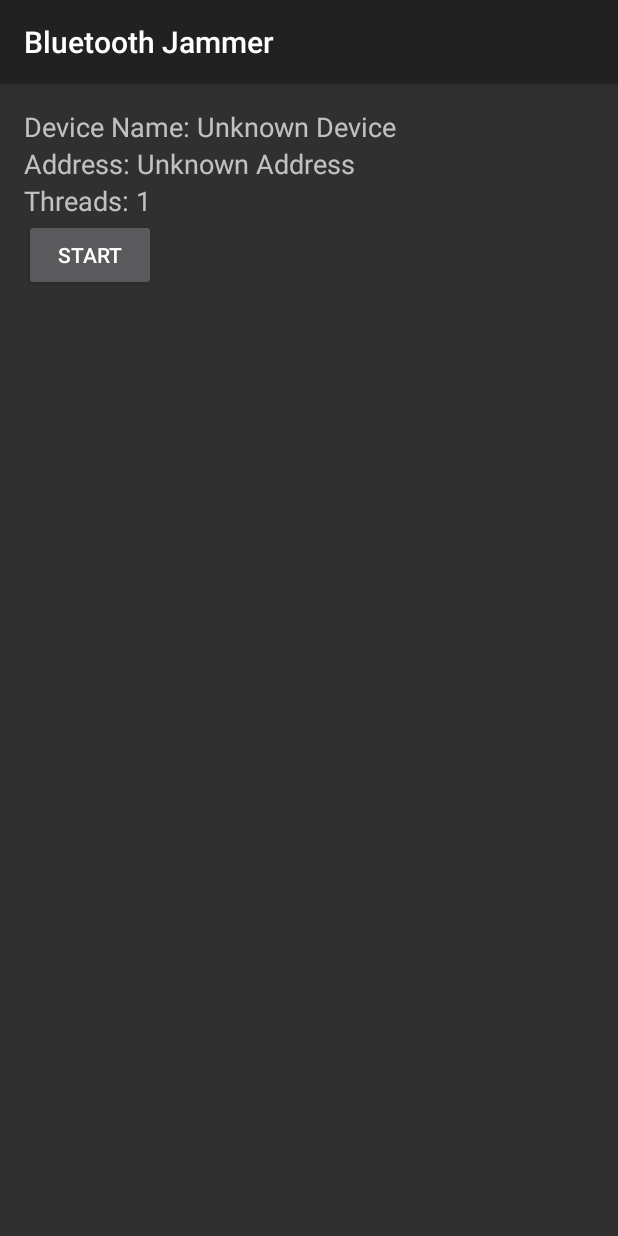
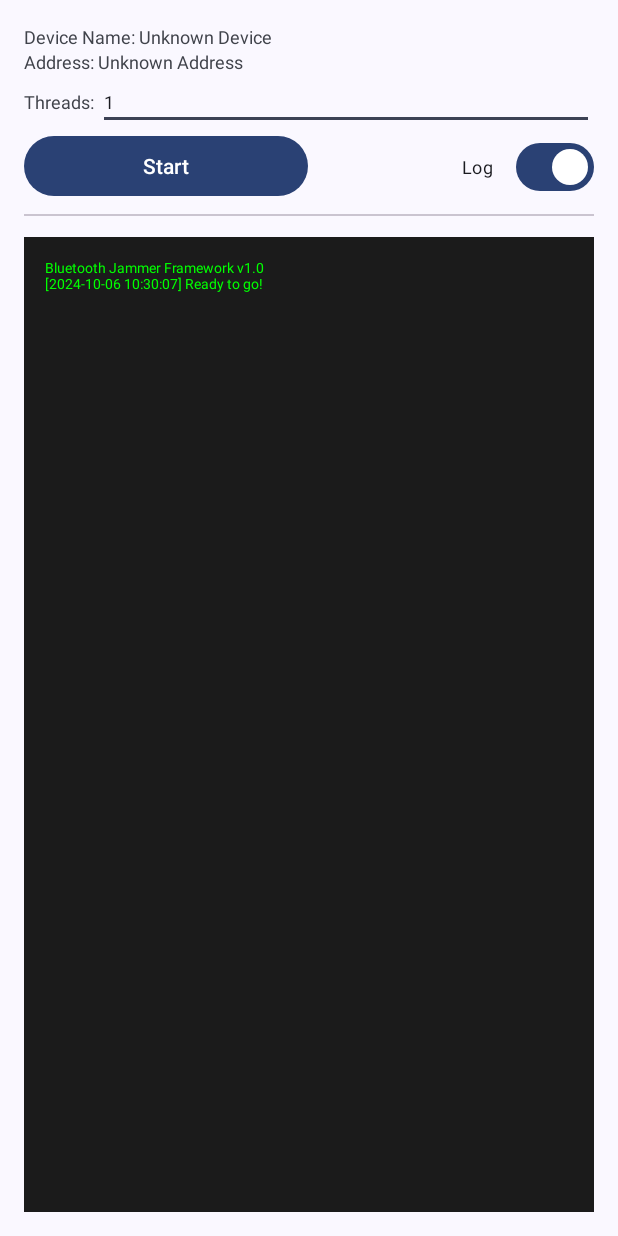
Before and after one commit to eikarna/BluetoothJammer, an Android app built with Jetpack Compose: the AttackActivity screen opened directly, with no data from a screen before it, on a phone screen of 412 x 824 dp. Run offline under Robolectric (Android 15) with nearby library versions, the phone set to English and light mode, and no system bars.

Commit message:
Using Material You, and improve Performance

```diff
--- a/app/build.gradle.kts
+++ b/app/build.gradle.kts
@@ -27,6 +27,7 @@ android {
                 getDefaultProguardFile("proguard-android-optimize.txt"),
                 "proguard-rules.pro"
             )
+            signingConfig = signingConfigs.getByName("debug")
         }
     }
     compileOptions {
@@ -60,6 +61,7 @@ dependencies {
     implementation(libs.androidx.ui.tooling.preview)
     implementation(libs.androidx.material3)
     implementation(libs.androidx.appcompat)
+    implementation(libs.material)
     testImplementation(libs.junit)
     androidTestImplementation(libs.androidx.junit)
     androidTestImplementation(libs.androidx.espresso.core)
--- a/app/src/main/AndroidManifest.xml
+++ b/app/src/main/AndroidManifest.xml
@@ -37,13 +37,13 @@
         android:label="@string/app_name"
         android:roundIcon="@mipmap/ic_launcher_round"
         android:supportsRtl="true"
-        android:theme="@style/Theme.AppCompat"
+        android:theme="@style/Theme.Material3.DynamicColors.DayNight.NoActionBar"
         tools:targetApi="31">
         <activity
             android:name=".MainActivity"
             android:exported="true"
             android:label="@string/app_name"
-            android:theme="@style/Theme.AppCompat">
+            android:theme="@style/Theme.Material3.DynamicColors.DayNight">
             <intent-filter>
                 <action android:name="android.intent.action.MAIN" />
                 <category android:name="android.intent.category.LAUNCHER" />
@@ -52,7 +52,7 @@
         <activity
             android:name=".AttackActivity"
             android:label="@string/app_name"
-            android:theme="@style/Theme.AppCompat">
+            android:theme="@style/Theme.Material3.DynamicColors.DayNight.NoActionBar">
         </activity>
     </application>
 
--- a/app/src/main/java/com/eikarna/bluetoothjammer/AttackActivity.kt
+++ b/app/src/main/java/com/eikarna/bluetoothjammer/AttackActivity.kt
@@ -2,21 +2,32 @@ package com.eikarna.bluetoothjammer
 
 import android.annotation.SuppressLint
 import android.bluetooth.BluetoothAdapter
+import android.graphics.text.LineBreaker
+import android.os.Build
 import android.os.Bundle
 import android.util.Log
-import android.widget.Button
-import android.widget.TextView
+import android.widget.Toast
+import androidx.annotation.RequiresApi
 import androidx.appcompat.app.AppCompatActivity
+import androidx.core.text.isDigitsOnly
+import androidx.core.widget.doAfterTextChanged
 import api.L2capFloodAttack
+import com.google.android.material.button.MaterialButton
+import com.google.android.material.materialswitch.MaterialSwitch
+import com.google.android.material.textview.MaterialTextView
+import com.google.android.material.textfield.TextInputEditText
+import java.text.SimpleDateFormat
+import java.util.Date
 
 class AttackActivity : AppCompatActivity() {
 
     // Initialize UI elements
-    private lateinit var viewDeviceName: TextView
-    private lateinit var viewDeviceAddress: TextView
-    private lateinit var viewThreads: TextView
-    private lateinit var buttonStartStop: Button
-    private lateinit var attackThread: Thread
+    private lateinit var viewDeviceName: MaterialTextView
+    private lateinit var viewDeviceAddress: MaterialTextView
+    private lateinit var viewThreads: TextInputEditText
+    private lateinit var buttonStartStop: MaterialButton
+    private lateinit var logAttack: MaterialTextView
+    private lateinit var switchLog: MaterialSwitch
 
     // Initialize detail info
     private lateinit var deviceName: String
@@ -26,8 +37,11 @@ class AttackActivity : AppCompatActivity() {
     companion object {
         @JvmStatic
         var isAttacking = false
+        var FrameworkVersion = 1.0
+        var loggingStatus = false
     }
 
+    @RequiresApi(Build.VERSION_CODES.O)
     override fun onCreate(savedInstanceState: Bundle?) {
         Log.d("AttackActivity", "onCreate called")
         println("AttackActivity onCreate called")
@@ -42,13 +56,22 @@ class AttackActivity : AppCompatActivity() {
         // Get Element ID
         viewDeviceName = findViewById(R.id.textViewDeviceName)
         viewDeviceAddress = findViewById(R.id.textViewAddress)
-        viewThreads = findViewById(R.id.textViewThreads)
+        viewThreads = findViewById(R.id.editTextThreads)
         buttonStartStop = findViewById(R.id.buttonStartStop)
+        logAttack = findViewById(R.id.logTextView)
+        switchLog = findViewById(R.id.switchLogView)
 
         // Set text views
         viewDeviceName.text = "Device Name: $deviceName"
         viewDeviceAddress.text = "Address: $address"
-        viewThreads.text = "Threads: $threads"
+        viewThreads.setText("$threads")
+        logAttack.justificationMode = LineBreaker.JUSTIFICATION_MODE_INTER_WORD
+        logAttack.append("Bluetooth Jammer Framework v$FrameworkVersion")
+        val formatter = SimpleDateFormat("yyyy-MM-dd HH:mm:ss")
+        val date = Date()
+        val current = formatter.format(date)
+        logAttack.append("\n[$current] Ready to go!")
+
 
         // Set button listener
         buttonStartStop.setOnClickListener {
@@ -58,14 +81,35 @@ class AttackActivity : AppCompatActivity() {
                 startAttack()
             }
         }
+
+        // Threading Input listener
+        viewThreads.doAfterTextChanged { str ->
+            if (str != null) {
+                if (str.toString() != "" && str.isDigitsOnly()) {
+                    threads = str.toString().toInt()
+                }
+            }
+        }
+
+        // Logging Switch listener
+        switchLog.setOnCheckedChangeListener { _, isChecked ->
+            if (isChecked) {
+                loggingStatus = true
+                Toast.makeText(this@AttackActivity, "Logging Enabled! You may degrade performance issue.", Toast.LENGTH_LONG).show()
+            } else {
+                loggingStatus = false
+                Toast.makeText(this@AttackActivity, "Logging Disabled!", Toast.LENGTH_LONG).show()
+            }
+        }
     }
 
+    @RequiresApi(Build.VERSION_CODES.Q)
     @SuppressLint("MissingPermission")
     private fun startAttack() {
         isAttacking = true
         buttonStartStop.text = "Stop"
         BluetoothAdapter.getDefaultAdapter().cancelDiscovery()
-        for (i in 0..threads) L2capFloodAttack(address).startAttack()
+        for (i in 0..threads) L2capFloodAttack(address).startAttack(this, logAttack)
     }
 
     @SuppressLint("MissingPermission")
--- a/app/src/main/java/com/eikarna/bluetoothjammer/api/ScanNearbyDevices.kt
+++ b/app/src/main/java/com/eikarna/bluetoothjammer/api/ScanNearbyDevices.kt
@@ -48,6 +48,7 @@ class ScanNearbyDevices {
 
                     val pairedDevices: Set<BluetoothDevice>? = bluetoothAdapter.bondedDevices
                     pairedDevices?.forEach { device ->
+                        device.fetchUuidsWithSdp()
                         val deviceInfo = BluetoothDeviceInfo(
                             name = device.name ?: "Unknown Device",
                             address = device.address
--- a/app/src/main/res/layout/activity_main.xml
+++ b/app/src/main/res/layout/activity_main.xml
@@ -5,6 +5,7 @@
     <ListView
         android:id="@+id/deviceListView"
         android:layout_width="match_parent"
-        android:layout_height="match_parent" />
+        android:layout_height="match_parent"
+        android:textSize="9sp" />
 
 </RelativeLayout>
--- a/app/src/main/res/layout/attack_layout.xml
+++ b/app/src/main/res/layout/attack_layout.xml
@@ -1,32 +1,96 @@
 <?xml version="1.0" encoding="utf-8"?>
-<LinearLayout
-    xmlns:android="http://schemas.android.com/apk/res/android"
+<LinearLayout xmlns:android="http://schemas.android.com/apk/res/android"
     android:layout_width="match_parent"
     android:layout_height="match_parent"
     android:orientation="vertical"
     android:padding="16dp">
 
-    <TextView
+    <com.google.android.material.textview.MaterialTextView
         android:id="@+id/textViewDeviceName"
         android:layout_width="wrap_content"
         android:layout_height="wrap_content"
-        android:textSize="18sp"/>
+        android:textSize="12sp" />
 
-    <TextView
+    <com.google.android.material.textview.MaterialTextView
         android:id="@+id/textViewAddress"
         android:layout_width="wrap_content"
         android:layout_height="wrap_content"
-        android:textSize="18sp"/>
+        android:textSize="12sp" />
 
-    <TextView
-        android:id="@+id/textViewThreads"
-        android:layout_width="wrap_content"
-        android:layout_height="wrap_content"
-        android:textSize="18sp"/>
+    <LinearLayout
+        android:layout_width="match_parent"
+        android:layout_height="wrap_content">
 
-    <Button
+        <com.google.android.material.textview.MaterialTextView
+            android:layout_width="wrap_content"
+            android:layout_height="wrap_content"
+            android:text="Threads: "
+            android:textSize="12sp"/>
+
+        <com.google.android.material.textfield.TextInputEditText
+            android:id="@+id/editTextThreads"
+            android:layout_width="match_parent"
+            android:layout_height="wrap_content"
+            android:autofillHints="8"
+            android:inputType="numberDecimal"
+            android:hint="eg. 8 Threads (Coroutines)"
+            android:imeOptions="actionNext"
+            android:textSize="12sp"
+            android:cursorVisible="false" />
+
+    </LinearLayout>
+
+    <LinearLayout
+        android:layout_width="match_parent"
+        android:layout_height="wrap_content">
+
+    <com.google.android.material.button.MaterialButton
         android:id="@+id/buttonStartStop"
         android:layout_width="wrap_content"
         android:layout_height="wrap_content"
-        android:text="Start"/>
+        android:text="Start"
+        android:layout_weight="1"/>
+
+        <com.google.android.material.materialswitch.MaterialSwitch
+            android:id="@+id/switchLogView"
+            android:layout_width="wrap_content"
+            android:layout_height="wrap_content"
+            android:layout_weight="1"
+            android:checked="true"
+            android:text="Log"
+            android:textSize="12sp"
+            android:textAlignment="textEnd" />
+
+    </LinearLayout>
+
+    <com.google.android.material.divider.MaterialDivider
+        android:layout_width="match_parent"
+        android:layout_height="wrap_content"
+        android:layout_marginBottom="14dp"
+        android:layout_marginTop="8dp" />
+
+    <LinearLayout
+        android:layout_width="match_parent"
+        android:layout_height="match_parent"
+        android:background="#1B1B1B"
+        android:orientation="vertical">
+
+        <ScrollView
+            android:layout_width="match_parent"
+            android:layout_height="match_parent"
+            android:padding="6dp"
+            android:scrollbars="vertical"> <!-- Enables vertical scrollbar -->
+
+            <com.google.android.material.textview.MaterialTextView
+                android:id="@+id/logTextView"
+                android:layout_width="match_parent"
+                android:layout_height="wrap_content"
+                android:maxLines="100"
+                android:padding="8dp"
+                android:scrollbarStyle="insideOverlay"
+                android:textColor="#00FF00"
+                android:textSize="9sp" />
+        </ScrollView>
+
+    </LinearLayout>
 </LinearLayout>
--- a/gradle/libs.versions.toml
+++ b/gradle/libs.versions.toml
@@ -9,6 +9,7 @@ lifecycleRuntimeKtx = "2.6.1"
 activityCompose = "1.8.0"
 composeBom = "2024.04.01"
 appcompat = "1.7.0"
+material = "1.12.0"
 
 [libraries]
 androidx-core-ktx = { group = "androidx.core", name = "core-ktx", version.ref = "coreKtx" }
@@ -26,6 +27,7 @@ androidx-ui-test-manifest = { group = "androidx.compose.ui", name = "ui-test-man
 androidx-ui-test-junit4 = { group = "androidx.compose.ui", name = "ui-test-junit4" }
 androidx-material3 = { group = "androidx.compose.material3", name = "material3" }
 androidx-appcompat = { group = "androidx.appcompat", name = "appcompat", version.ref = "appcompat" }
+material = { group = "com.google.android.material", name = "material", version.ref = "material" }
 
 [plugins]
 android-application = { id = "com.android.application", version.ref = "agp" }
```
Also changed, not shown: app/src/main/java/com/eikarna/bluetoothjammer/MainActivity.kt (+16 -1 lines), app/src/main/java/com/eikarna/bluetoothjammer/api/AttackDevices.kt (+85 -27 lines).
